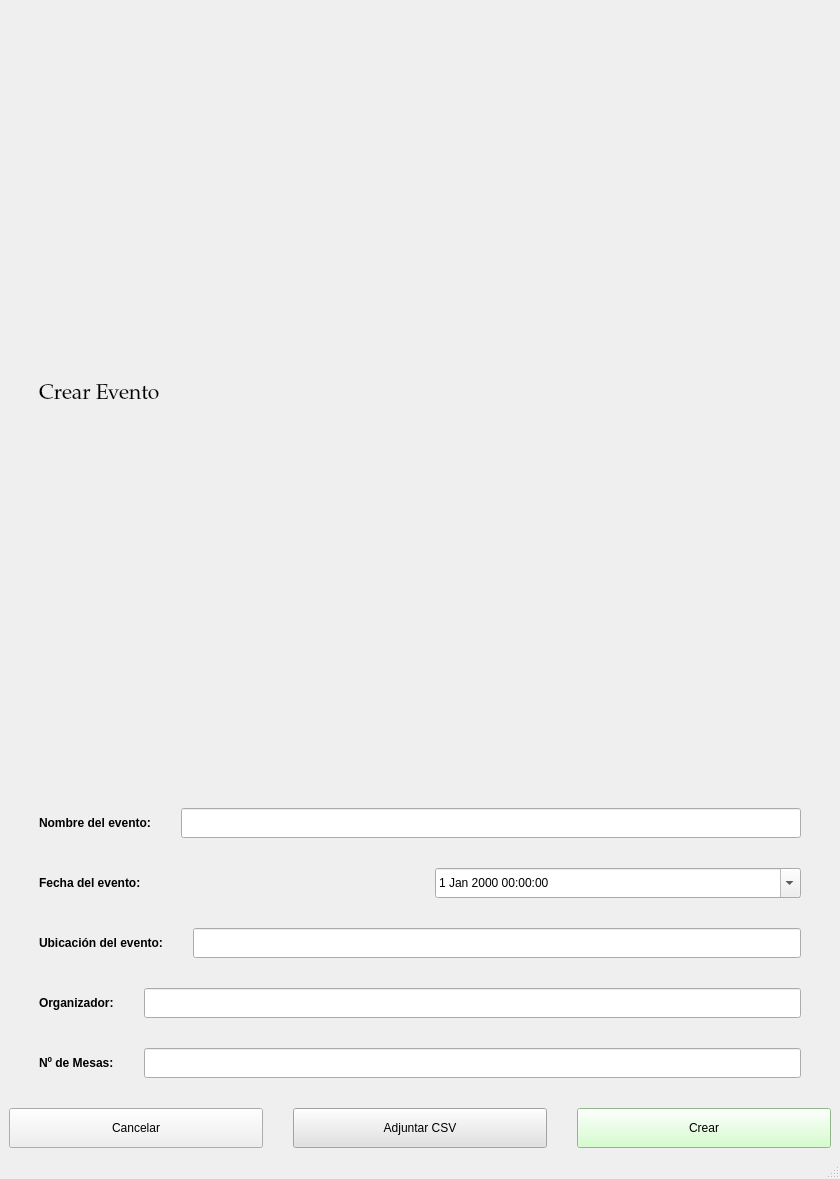
Qt form src/ui/CrearEvento.ui (IvanJesusCorbalanPascual/Gestor-de-Eventos) before a commit.
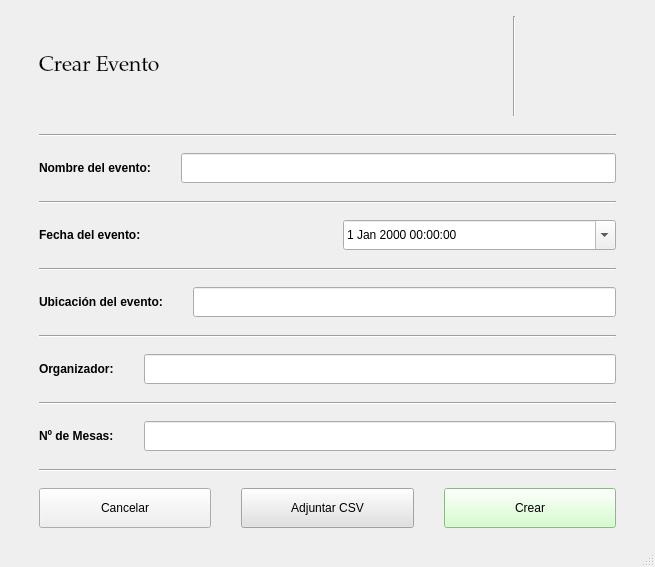
The same form after that commit. Icons and pictures are not drawn.

Diff of the .ui file:
```diff
--- a/src/ui/CrearEvento.ui
+++ b/src/ui/CrearEvento.ui
@@ -6,8 +6,8 @@
    <rect>
     <x>0</x>
     <y>0</y>
-    <width>840</width>
-    <height>1179</height>
+    <width>655</width>
+    <height>567</height>
    </rect>
   </property>
   <property name="windowTitle">
@@ -17,9 +17,9 @@
    <bool>false</bool>
   </property>
   <widget class="QWidget" name="centralwidget">
-   <layout class="QVBoxLayout" name="verticalLayout" stretch="0,0,0,0,0,0,0">
+   <layout class="QVBoxLayout" name="verticalLayout" stretch="0,0,0,0,0,0,0,0,0,0,0,0,0">
     <property name="spacing">
-     <number>30</number>
+     <number>10</number>
     </property>
     <item>
      <layout class="QHBoxLayout" name="horizontalLayout_7">
@@ -29,6 +29,9 @@
       <property name="leftMargin">
        <number>30</number>
       </property>
+      <property name="rightMargin">
+       <number>30</number>
+      </property>
       <item>
        <widget class="QLabel" name="lblCrearEvento">
         <property name="font">
@@ -45,8 +48,21 @@
         </property>
        </widget>
       </item>
+      <item>
+       <widget class="Line" name="line_7">
+        <property name="orientation">
+         <enum>Qt::Vertical</enum>
+        </property>
+       </widget>
+      </item>
       <item>
        <widget class="QLabel" name="label_6">
+        <property name="maximumSize">
+         <size>
+          <width>100</width>
+          <height>100</height>
+         </size>
+        </property>
         <property name="text">
          <string/>
         </property>
@@ -63,6 +79,28 @@
       </item>
      </layout>
     </item>
+    <item>
+     <widget class="Line" name="line">
+      <property name="minimumSize">
+       <size>
+        <width>0</width>
+        <height>0</height>
+       </size>
+      </property>
+      <property name="maximumSize">
+       <size>
+        <width>16777215</width>
+        <height>16777215</height>
+       </size>
+      </property>
+      <property name="styleSheet">
+       <string notr="true">margin:30px;</string>
+      </property>
+      <property name="orientation">
+       <enum>Qt::Horizontal</enum>
+      </property>
+     </widget>
+    </item>
     <item>
      <layout class="QHBoxLayout" name="horizontalLayout">
       <property name="spacing">
@@ -108,6 +146,16 @@
       </item>
      </layout>
     </item>
+    <item>
+     <widget class="Line" name="line_2">
+      <property name="styleSheet">
+       <string notr="true">margin:30px;</string>
+      </property>
+      <property name="orientation">
+       <enum>Qt::Horizontal</enum>
+      </property>
+     </widget>
+    </item>
     <item>
      <layout class="QHBoxLayout" name="horizontalLayout_2">
       <property name="spacing">
@@ -150,6 +198,16 @@
       </item>
      </layout>
     </item>
+    <item>
+     <widget class="Line" name="line_3">
+      <property name="styleSheet">
+       <string notr="true">margin:30px;</string>
+      </property>
+      <property name="orientation">
+       <enum>Qt::Horizontal</enum>
+      </property>
+     </widget>
+    </item>
     <item>
      <layout class="QHBoxLayout" name="horizontalLayout_3">
       <property name="spacing">
@@ -192,6 +250,16 @@
       </item>
      </layout>
     </item>
+    <item>
+     <widget class="Line" name="line_4">
+      <property name="styleSheet">
+       <string notr="true">margin:30px;</string>
+      </property>
+      <property name="orientation">
+       <enum>Qt::Horizontal</enum>
+      </property>
+     </widget>
+    </item>
     <item>
      <layout class="QHBoxLayout" name="horizontalLayout_4">
       <property name="spacing">
@@ -234,6 +302,16 @@
       </item>
      </layout>
     </item>
+    <item>
+     <widget class="Line" name="line_5">
+      <property name="styleSheet">
+       <string notr="true">margin:30px;</string>
+      </property>
+      <property name="orientation">
+       <enum>Qt::Horizontal</enum>
+      </property>
+     </widget>
+    </item>
     <item>
      <layout class="QHBoxLayout" name="horizontalLayout_5">
       <property name="spacing">
@@ -276,11 +354,27 @@
       </item>
      </layout>
     </item>
+    <item>
+     <widget class="Line" name="line_6">
+      <property name="styleSheet">
+       <string notr="true">margin:30px;</string>
+      </property>
+      <property name="orientation">
+       <enum>Qt::Horizontal</enum>
+      </property>
+     </widget>
+    </item>
     <item>
      <layout class="QHBoxLayout" name="horizontalLayout_6">
       <property name="spacing">
        <number>30</number>
       </property>
+      <property name="leftMargin">
+       <number>30</number>
+      </property>
+      <property name="rightMargin">
+       <number>30</number>
+      </property>
       <item>
        <widget class="QPushButton" name="btnCancelar">
         <property name="minimumSize">
```
Left out of the diff: 4 changed lines with no effect on the pictures.
